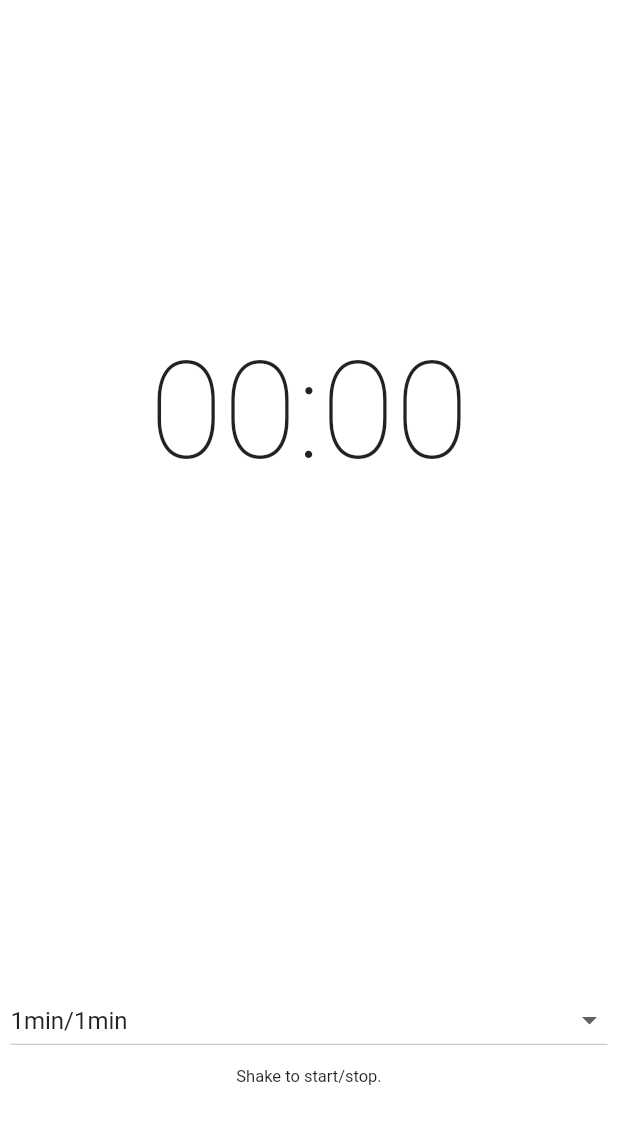
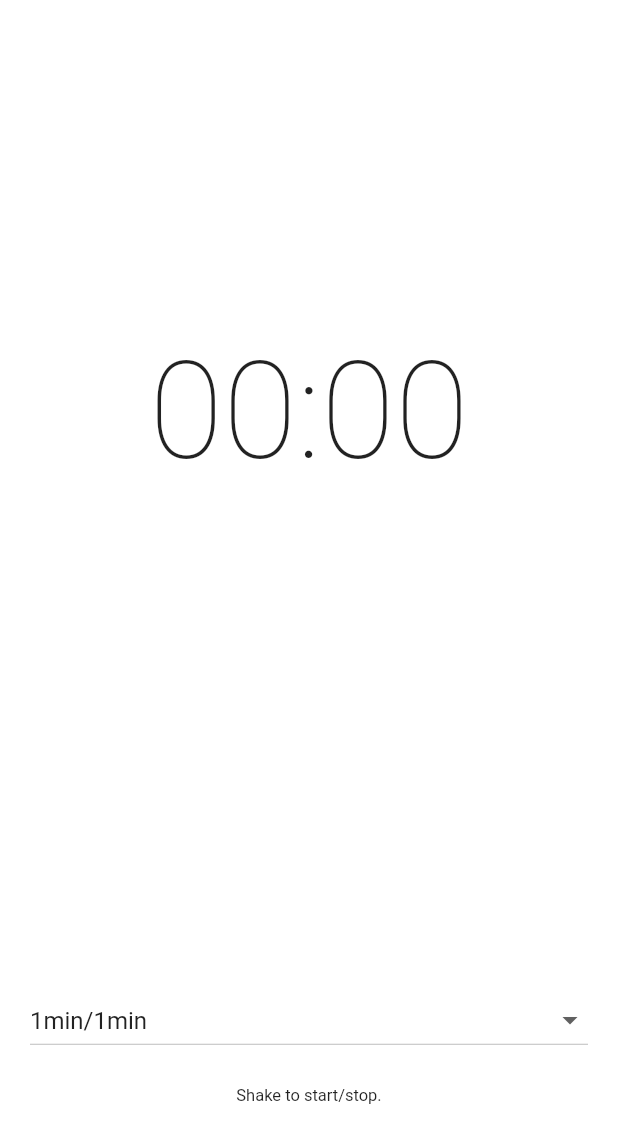
Before and after one commit to seanballais/jogster, a Flutter app: the screen it shows after launch, on a phone screen of 412 x 824 dp. Shown: the top 1143 px of the screen. Run offline on Flutter 3.47's test engine with Material 2 defaults, Android fonts, the phone set to English and light mode, and no system bars; missing offline and left inert: shake, vibrate.

Commit message:
Adjusted dropdown button padding.

```diff
--- a/lib/time_setter.dart
+++ b/lib/time_setter.dart
@@ -19,7 +19,7 @@ class TimeSetter extends StatelessWidget {
         crossAxisAlignment: CrossAxisAlignment.stretch,
         children: !isRunning ? <Widget>[
           Padding(
-            padding: EdgeInsets.all(7.0),
+            padding: EdgeInsets.all(20.0),
             child: DropdownButton<int>(
               value: dropValue,
               items: Iterable<int>.generate(combs.length).toList().map((idx) {
```
